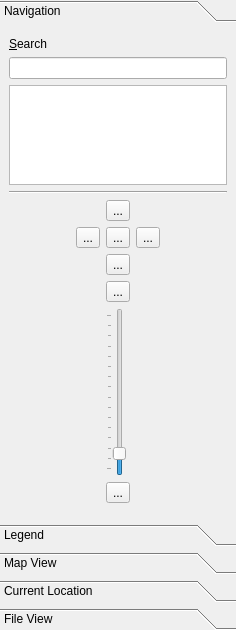
KDE/marble, file src/lib/MarbleControlBox.ui: the form before one commit.
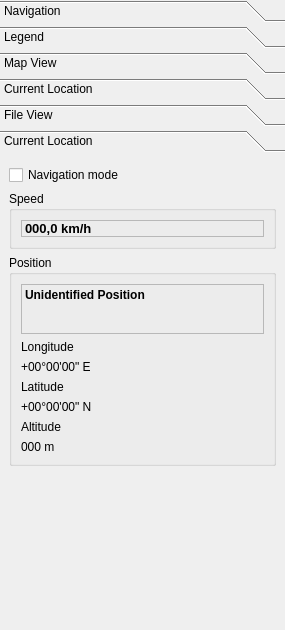
The form after the commit. Icons and pictures are not drawn. Custom widgets are drawn as their Qt base class.

Commit message: - First suggestion for navigation widget

The edit to the form file:
```diff
--- a/src/lib/MarbleControlBox.ui
+++ b/src/lib/MarbleControlBox.ui
@@ -5,7 +5,7 @@
    <rect>
     <x>0</x>
     <y>0</y>
-    <width>236</width>
+    <width>285</width>
     <height>630</height>
    </rect>
   </property>
@@ -30,24 +30,18 @@
   <property name="layoutDirection" >
    <enum>Qt::LeftToRight</enum>
   </property>
-  <layout class="QVBoxLayout" >
+  <layout class="QVBoxLayout" name="verticalLayout_4" >
    <property name="spacing" >
-    <number>6</number>
-   </property>
-   <property name="leftMargin" >
     <number>0</number>
    </property>
-   <property name="topMargin" >
-    <number>0</number>
-   </property>
-   <property name="rightMargin" >
-    <number>0</number>
-   </property>
-   <property name="bottomMargin" >
+   <property name="margin" >
     <number>0</number>
    </property>
    <item>
     <widget class="QToolBox" name="toolBox" >
+     <property name="enabled" >
+      <bool>true</bool>
+     </property>
      <property name="minimumSize" >
       <size>
        <width>150</width>
@@ -58,15 +52,18 @@
       <string>This control panel allows you to adjust the map according to your needs.</string>
      </property>
      <property name="currentIndex" >
-      <number>0</number>
+      <number>5</number>
+     </property>
+     <property name="tabSpacing" >
+      <number>4</number>
      </property>
      <widget class="QWidget" name="NavigationTab" >
       <property name="geometry" >
        <rect>
         <x>0</x>
         <y>0</y>
-        <width>226</width>
-        <height>465</height>
+        <width>275</width>
+        <height>434</height>
        </rect>
       </property>
       <attribute name="label" >
@@ -76,36 +73,15 @@
        <property name="spacing" >
         <number>6</number>
        </property>
-       <property name="leftMargin" >
-        <number>9</number>
-       </property>
-       <property name="topMargin" >
-        <number>9</number>
-       </property>
-       <property name="rightMargin" >
-        <number>9</number>
-       </property>
-       <property name="bottomMargin" >
-        <number>9</number>
+       <property name="margin" >
+        <number>5</number>
        </property>
        <item>
         <layout class="QGridLayout" >
-         <property name="leftMargin" >
+         <property name="margin" >
           <number>0</number>
          </property>
-         <property name="topMargin" >
-          <number>0</number>
-         </property>
-         <property name="rightMargin" >
-          <number>0</number>
-         </property>
-         <property name="bottomMargin" >
-          <number>0</number>
-         </property>
-         <property name="horizontalSpacing" >
-          <number>6</number>
-         </property>
-         <property name="verticalSpacing" >
+         <property name="spacing" >
           <number>6</number>
          </property>
          <item row="5" column="0" >
@@ -233,22 +209,10 @@
          </item>
          <item>
           <layout class="QGridLayout" >
-           <property name="leftMargin" >
+           <property name="margin" >
             <number>0</number>
            </property>
-           <property name="topMargin" >
-            <number>0</number>
-           </property>
-           <property name="rightMargin" >
-            <number>0</number>
-           </property>
-           <property name="bottomMargin" >
-            <number>0</number>
-           </property>
-           <property name="horizontalSpacing" >
-            <number>6</number>
-           </property>
-           <property name="verticalSpacing" >
+           <property name="spacing" >
             <number>6</number>
            </property>
            <item row="5" column="1" >
@@ -1132,6 +1096,164 @@
        </item>
       </layout>
      </widget>
+     <widget class="QWidget" name="Seite" >
+      <property name="geometry" >
+       <rect>
+        <x>0</x>
+        <y>0</y>
+        <width>275</width>
+        <height>434</height>
+       </rect>
+      </property>
+      <attribute name="label" >
+       <string>Current Location</string>
+      </attribute>
+      <layout class="QVBoxLayout" name="verticalLayout_3" >
+       <item>
+        <widget class="QCheckBox" name="navigationCheckBox" >
+         <property name="text" >
+          <string>Navigation mode</string>
+         </property>
+        </widget>
+       </item>
+       <item>
+        <widget class="QGroupBox" name="speedGroupBox" >
+         <property name="title" >
+          <string>Speed</string>
+         </property>
+         <layout class="QVBoxLayout" name="verticalLayout" >
+          <item>
+           <widget class="QLabel" name="speedLabel" >
+            <property name="minimumSize" >
+             <size>
+              <width>0</width>
+              <height>0</height>
+             </size>
+            </property>
+            <property name="frameShape" >
+             <enum>QFrame::StyledPanel</enum>
+            </property>
+            <property name="frameShadow" >
+             <enum>QFrame::Sunken</enum>
+            </property>
+            <property name="text" >
+             <string>&lt;!DOCTYPE HTML PUBLIC "-//W3C//DTD HTML 4.0//EN" "http://www.w3.org/TR/REC-html40/strict.dtd">
+&lt;html>&lt;head>&lt;meta name="qrichtext" content="1" />&lt;style type="text/css">
+p, li { white-space: pre-wrap; }
+&lt;/style>&lt;/head>&lt;body style=" font-family:'DejaVu Sans'; font-size:10pt; font-weight:400; font-style:normal;">
+&lt;p style=" margin-top:0px; margin-bottom:0px; margin-left:0px; margin-right:0px; -qt-block-indent:0; text-indent:0px;">&lt;span style=" font-weight:600;">000,0 km/h&lt;/span>&lt;/p>&lt;/body>&lt;/html></string>
+            </property>
+            <property name="wordWrap" >
+             <bool>true</bool>
+            </property>
+            <property name="margin" >
+             <number>7</number>
+            </property>
+           </widget>
+          </item>
+         </layout>
+        </widget>
+       </item>
+       <item>
+        <widget class="QGroupBox" name="positionGroupBox" >
+         <property name="sizePolicy" >
+          <sizepolicy vsizetype="Preferred" hsizetype="Preferred" >
+           <horstretch>0</horstretch>
+           <verstretch>0</verstretch>
+          </sizepolicy>
+         </property>
+         <property name="title" >
+          <string>Position</string>
+         </property>
+         <layout class="QVBoxLayout" name="verticalLayout_2" >
+          <item>
+           <widget class="QLabel" name="positionLabel" >
+            <property name="minimumSize" >
+             <size>
+              <width>0</width>
+              <height>50</height>
+             </size>
+            </property>
+            <property name="frameShape" >
+             <enum>QFrame::StyledPanel</enum>
+            </property>
+            <property name="frameShadow" >
+             <enum>QFrame::Sunken</enum>
+            </property>
+            <property name="text" >
+             <string>&lt;b>Unidentified Position&lt;/b></string>
+            </property>
+            <property name="alignment" >
+             <set>Qt::AlignLeading|Qt::AlignLeft|Qt::AlignTop</set>
+            </property>
+            <property name="wordWrap" >
+             <bool>true</bool>
+            </property>
+            <property name="margin" >
+             <number>7</number>
+            </property>
+           </widget>
+          </item>
+          <item>
+           <widget class="QLabel" name="longitudeLabel" >
+            <property name="text" >
+             <string>Longitude</string>
+            </property>
+           </widget>
+          </item>
+          <item>
+           <widget class="QLabel" name="longitudeValue" >
+            <property name="text" >
+             <string>+00°00'00" E</string>
+            </property>
+           </widget>
+          </item>
+          <item>
+           <widget class="QLabel" name="latitudeLabel" >
+            <property name="text" >
+             <string>Latitude</string>
+            </property>
+           </widget>
+          </item>
+          <item>
+           <widget class="QLabel" name="latitudeValue" >
+            <property name="text" >
+             <string>+00°00'00" N</string>
+            </property>
+           </widget>
+          </item>
+          <item>
+           <widget class="QLabel" name="altitudeLabel" >
+            <property name="text" >
+             <string>Altitude</string>
+            </property>
+           </widget>
+          </item>
+          <item>
+           <widget class="QLabel" name="altitudeValue" >
+            <property name="text" >
+             <string>000 m</string>
+            </property>
+           </widget>
+          </item>
+         </layout>
+        </widget>
+       </item>
+       <item>
+        <spacer name="verticalSpacer" >
+         <property name="orientation" >
+          <enum>Qt::Vertical</enum>
+         </property>
+         <property name="sizeHint" stdset="0" >
+          <size>
+           <width>20</width>
+           <height>0</height>
+          </size>
+         </property>
+        </spacer>
+       </item>
+      </layout>
+     </widget>
     </widget>
    </item>
   </layout>
```
Left out of the diff: 234 changed lines with no effect on the pictures.
